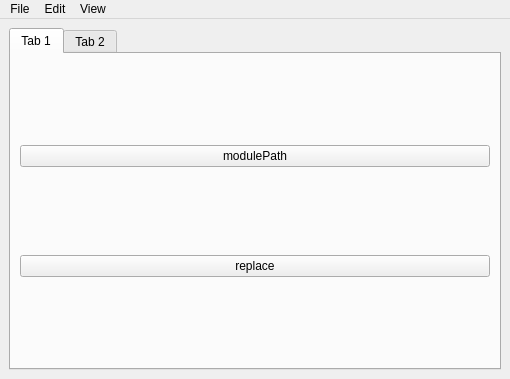
This is partner_625781186/15_Plugins/main.ui in PyQt5/PyQt as Qt 5 draws it before an edit. The edited form follows.
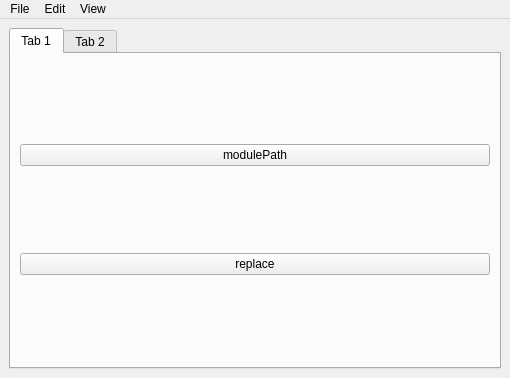
This is the edited form.

The edit to the form file:
```diff
--- a/partner_625781186/15_Plugins/main.ui
+++ b/partner_625781186/15_Plugins/main.ui
@@ -7,7 +7,7 @@
     <x>0</x>
     <y>0</y>
     <width>510</width>
-    <height>379</height>
+    <height>378</height>
    </rect>
   </property>
   <property name="windowTitle">
```
Left out of the diff: 66 changed lines with no effect on the pictures.
